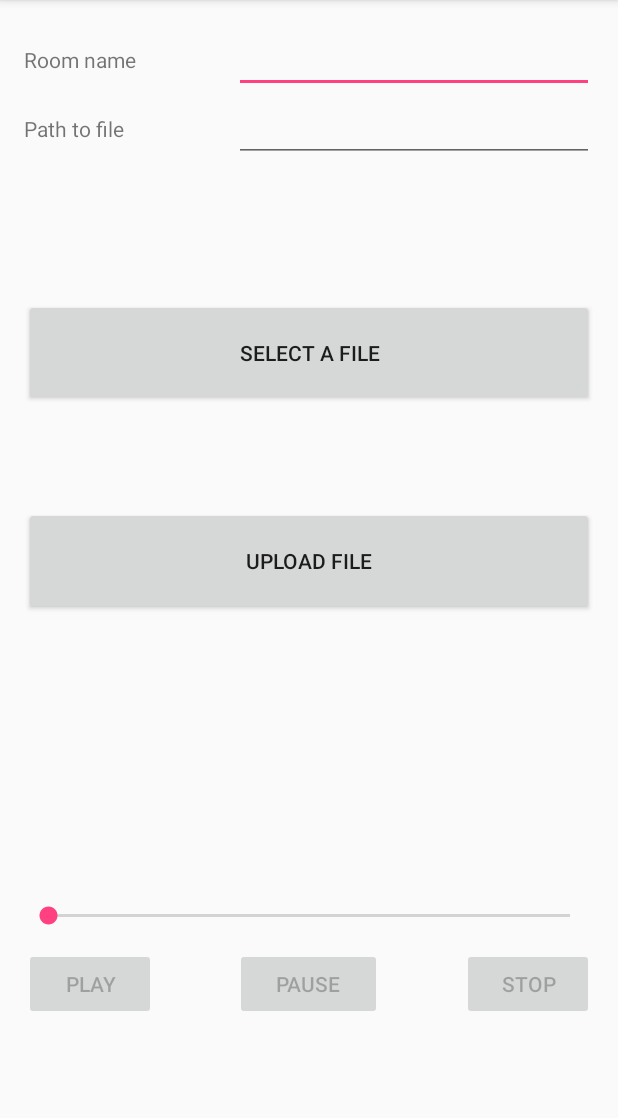
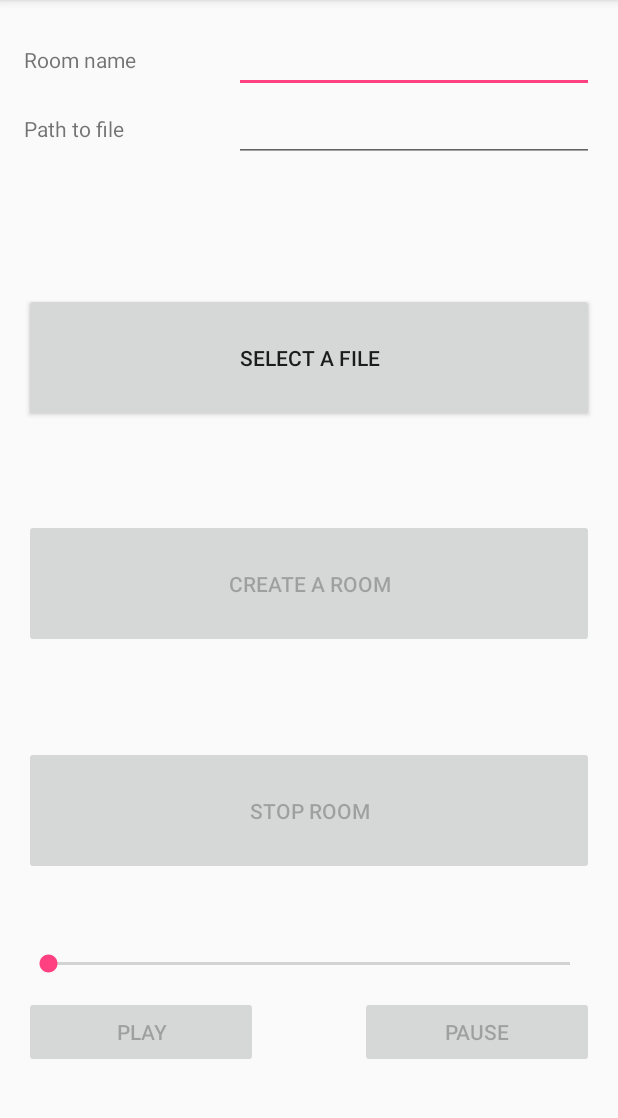
Before and after one commit to antonPetrovskiy/diploma, an Android app: the ServerActivity screen opened directly, with no data from a screen before it, on a phone screen of 412 x 824 dp, the part 84-1202 px from its top. Run offline under Robolectric (Android 15) with nearby library versions, the phone set to English and light mode, and no system bars; libraries missing offline, so code that uses them is left out: io.socket.client; 5 statements that could not run were skipped.

Commit message:
fixed bugs

```diff
--- a/app/src/main/res/layout/activity_server.xml
+++ b/app/src/main/res/layout/activity_server.xml
@@ -69,7 +69,7 @@ tools:context="tk.bugnotwolf.sharejack.ServerActivity">
         android:id="@+id/setFileButton"
         android:layout_width="match_parent"
         android:layout_height="wrap_content"
-        android:layout_weight="0.06"
+        android:layout_weight="0.1"
         android:onClick="setFileButton"
         android:text="select a file" />
 
@@ -82,14 +82,27 @@ tools:context="tk.bugnotwolf.sharejack.ServerActivity">
         android:id="@+id/shareButton"
         android:layout_width="match_parent"
         android:layout_height="wrap_content"
-        android:layout_weight="0.06"
+        android:layout_weight="0.1"
         android:onClick="shareButton"
-        android:text="upload file" />
+        android:text="Create a room" />
 
     <Space
         android:layout_width="match_parent"
         android:layout_height="wrap_content"
-        android:layout_weight="0.45" />
+        android:layout_weight="0.17" />
+
+    <Button
+        android:id="@+id/stopButton"
+        android:layout_width="match_parent"
+        android:layout_height="wrap_content"
+        android:layout_weight="0.1"
+        android:onClick="stopButton"
+        android:text="stop room" />
+
+    <Space
+        android:layout_width="match_parent"
+        android:layout_height="wrap_content"
+        android:layout_weight="0.1" />
 
     <SeekBar
         android:layout_width="match_parent"
@@ -98,16 +111,18 @@ tools:context="tk.bugnotwolf.sharejack.ServerActivity">
         android:layout_weight="0.06" />
 
     <LinearLayout
-        android:orientation="horizontal"
         android:layout_width="match_parent"
-        android:layout_height="132dp">
+        android:layout_height="100dp"
+        android:layout_gravity="center_horizontal"
+        android:orientation="horizontal">
 
         <Button
-            android:text="Play"
+            android:id="@+id/playButton"
             android:layout_width="wrap_content"
             android:layout_height="wrap_content"
-            android:id="@+id/playButton"
-            android:onClick="playButton" />
+            android:layout_weight="1"
+            android:onClick="playButton"
+            android:text="Play" />
 
         <Space
             android:layout_width="wrap_content"
@@ -115,23 +130,13 @@ tools:context="tk.bugnotwolf.sharejack.ServerActivity">
             android:layout_weight="1" />
 
         <Button
-            android:text="Pause"
-            android:layout_width="98dp"
-            android:layout_height="wrap_content"
             android:id="@+id/pauseButton"
-            android:onClick="pauseButton" />
-
-        <Space
             android:layout_width="wrap_content"
             android:layout_height="wrap_content"
-            android:layout_weight="1" />
+            android:layout_weight="1"
+            android:onClick="pauseButton"
+            android:text="Pause" />
 
-        <Button
-            android:text="Stop"
-            android:layout_width="wrap_content"
-            android:layout_height="wrap_content"
-            android:id="@+id/stopButton"
-            android:onClick="stopButton" />
     </LinearLayout>
 
 </LinearLayout>
--- a/app/src/main/res/values/colors.xml
+++ b/app/src/main/res/values/colors.xml
@@ -1,6 +1,6 @@
 <?xml version="1.0" encoding="utf-8"?>
 <resources>
-    <color name="colorPrimary">#3F51B5</color>
+    <color name="colorPrimary">#3f51b5</color>
     <color name="colorPrimaryDark">#303F9F</color>
     <color name="colorAccent">#FF4081</color>
 </resources>
--- a/build.gradle
+++ b/build.gradle
@@ -5,7 +5,7 @@ buildscript {
         jcenter()
     }
     dependencies {
-        classpath 'com.android.tools.build:gradle:2.3.0'
+        classpath 'com.android.tools.build:gradle:2.3.1'
 
         // NOTE: Do not place your application dependencies here; they belong
         // in the individual module build.gradle files
```
Also changed, not shown: app/src/main/java/tk/bugnotwolf/sharejack/ClientActivity.java (+34 -6 lines), app/src/main/java/tk/bugnotwolf/sharejack/MainActivity.java (+14 -0 lines), app/src/main/java/tk/bugnotwolf/sharejack/MusicPlayer.java (+0 -14 lines), app/src/main/java/tk/bugnotwolf/sharejack/ServerActivity.java (+36 -4 lines).
